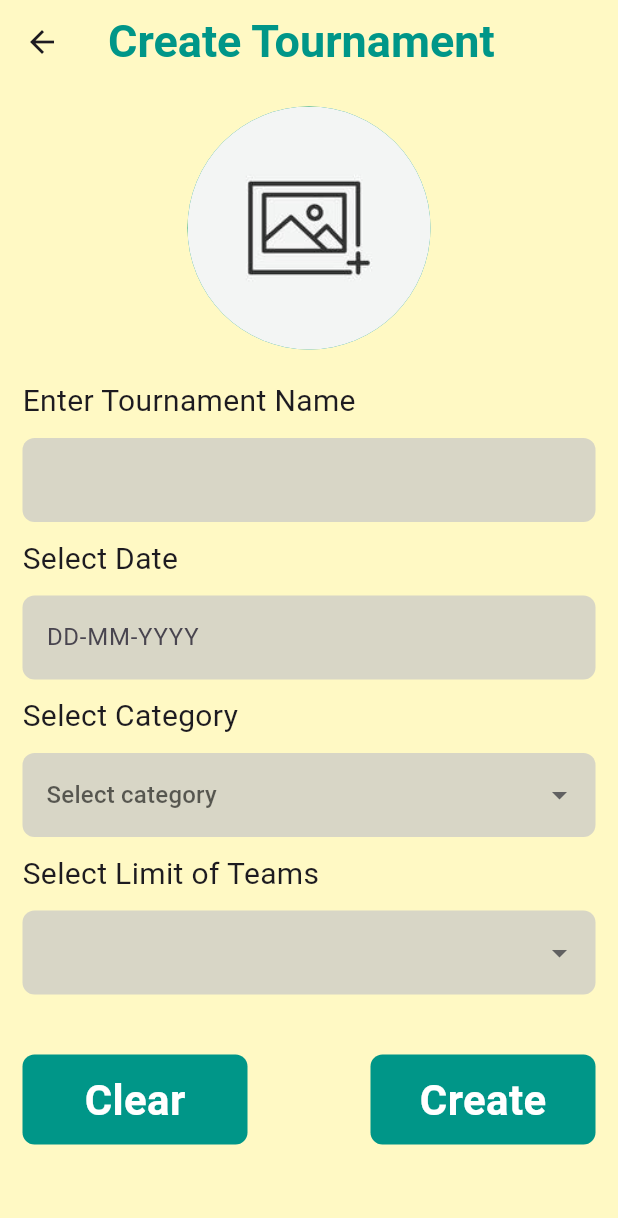
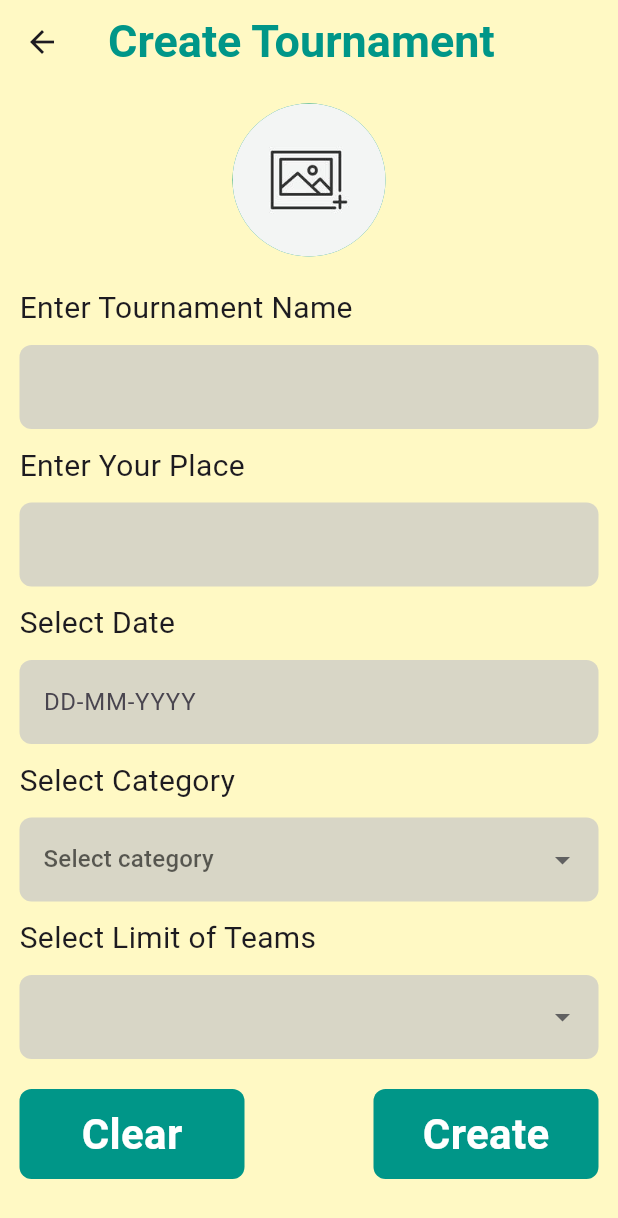
Before and after one commit to devanandhhh/tournament_app, a Flutter app: the screen it shows after launch, after a tap on "Create Tournament", on a phone screen of 412 x 824 dp. Shown: the top 1218 px of the screen. Run offline on Flutter 3.47's test engine with Material 3 defaults, Android fonts, the phone set to English and light mode, and no system bars; our stand-ins replace cloud_firestore, firebase_core, image_picker; accounts and stored records are empty.

Commit message:
add alertdialog in delete

```diff
--- a/lib/fav_screen/fav_screen.dart
+++ b/lib/fav_screen/fav_screen.dart
@@ -1,5 +1,5 @@
 import 'package:flutter/material.dart';
-import 'package:tournament_creator/screens/create_tournament/reuse_widgets/reuse_widgets.dart';
+import 'package:tournament_creator/screens/create_tounament/reuse_widgets/reuse_widgets.dart';
 
 class FavouiteScreen extends StatelessWidget {
   const FavouiteScreen({super.key});
--- a/lib/screens/a_ascreen.dart
+++ b/lib/screens/a_ascreen.dart
@@ -1,5 +1,5 @@
 import 'package:flutter/material.dart';
-//import 'package:tournament_creator/screens/create_tournament/reuse_widgets/reuse_widgets.dart';
+
 
 class DetailsOfTournament extends StatelessWidget {
   const DetailsOfTournament({super.key});
@@ -7,7 +7,7 @@ class DetailsOfTournament extends StatelessWidget {
   @override
   Widget build(BuildContext context) {
     return Scaffold(
-     // appBar:appbardecorations(name: "") ,
+
       );
   }
 }
--- a/lib/screens/create_tournament/create_tournament.dart
+++ b/lib/screens/create_tounament/create_tournament.dart
@@ -4,10 +4,10 @@ import 'package:cloud_firestore/cloud_firestore.dart';
 import 'package:flutter/material.dart';
 import 'package:image_picker/image_picker.dart';
 import 'package:intl/intl.dart';
-import 'package:tournament_creator/screens/create_tournament/reuse_widgets/reuse_widgets.dart';
+import 'package:tournament_creator/screens/create_tounament/reuse_widgets/reuse_widgets.dart';
 
 class CreateTournament extends StatefulWidget {
-  CreateTournament({super.key});
+  const CreateTournament({super.key});
 
   @override
   State<CreateTournament> createState() => _CreateTournamentState();
@@ -23,6 +23,7 @@ class _CreateTournamentState extends State<CreateTournament> {
   var categoryController = TextEditingController();
   final dateController = TextEditingController();
   var limitController = TextEditingController();
+  final placeController = TextEditingController();
   File? selectImage;
   @override
   Widget build(BuildContext context) {
@@ -33,11 +34,11 @@ class _CreateTournamentState extends State<CreateTournament> {
         child: Form(
           key: formkey,
           child: Padding(
-            padding: const EdgeInsets.all(15.0),
+            padding: const EdgeInsets.all(13.0),
             child: Column(children: [
               CircleAvatar(
                 backgroundColor: Colors.teal,
-                maxRadius: 81,
+                maxRadius: 51,
                 backgroundImage: const AssetImage('assets/addimage2.png'),
                 child: GestureDetector(
                   onTap: () async {
@@ -64,22 +65,11 @@ class _CreateTournamentState extends State<CreateTournament> {
               Column(
                 crossAxisAlignment: CrossAxisAlignment.start,
                 children: [
-                  const Text(
-                    'Enter Tournament Name',
-                    style: TextStyle(fontSize: 20, fontWeight: FontWeight.w400),
-                  ),
-                  const SizedBox(
-                    height: 10,
-                  ),
+                  hintText(hintTxt: 'Enter Tournament Name'),
+                  sizedbox10(),
                   TextFormField(
                     controller: tournamentNameController,
-                    decoration: InputDecoration(
-                        //  hintText: 'Tournament Name ',
-                        filled: true,
-                        fillColor: const Color.fromARGB(255, 216, 214, 198),
-                        border: OutlineInputBorder(
-                            borderRadius: BorderRadius.circular(8),
-                            borderSide: BorderSide.none)),
+                    decoration: inputdecorationtxtFormField(),
                     validator: (value) {
                       if (value!.isEmpty) {
                         return 'Tournament Name Required';
@@ -87,16 +77,22 @@ class _CreateTournamentState extends State<CreateTournament> {
                       return null;
                     },
                   ),
-                  const SizedBox(
-                    height: 10,
+                  sizedbox10(),
+                  hintText(hintTxt: 'Enter Your Place '),
+                  sizedbox10(),
+                  TextFormField(
+                    controller: placeController,
+                    decoration: inputdecorationtxtFormField(),
+                    validator: (value) {
+                      if (value!.isEmpty) {
+                        return 'Place is Required';
+                      }
+                      return null;
+                    },
                   ),
-                  const Text(
-                    'Select Date ',
-                    style: TextStyle(fontSize: 20, fontWeight: FontWeight.w400),
-                  ),
-                  const SizedBox(
-                    height: 10,
-                  ),
+                  sizedbox10(),
+                  hintText(hintTxt: 'Select Date'),
+                  sizedbox10(),
                   TextFormField(
                     controller: dateController,
                     onTap: () async {
@@ -130,16 +126,9 @@ class _CreateTournamentState extends State<CreateTournament> {
                       return null;
                     },
                   ),
-                  const SizedBox(
-                    height: 10,
-                  ),
-                  const Text(
-                    'Select Category ',
-                    style: TextStyle(fontSize: 20, fontWeight: FontWeight.w400),
-                  ),
-                  const SizedBox(
-                    height: 10,
-                  ),
+                  sizedbox10(),
+                  hintText(hintTxt: 'Select Category'),
+                  sizedbox10(),
                   DropdownButtonFormField(
                     //value:,
                     decoration: InputDecoration(
@@ -161,16 +150,9 @@ class _CreateTournamentState extends State<CreateTournament> {
                     },
                     hint: const Text('Select category'),
                   ),
-                  const SizedBox(
-                    height: 10,
-                  ),
-                  const Text(
-                    'Select Limit of Teams',
-                    style: TextStyle(fontSize: 20, fontWeight: FontWeight.w400),
-                  ),
-                  const SizedBox(
-                    height: 10,
-                  ),
+                  sizedbox10(),
+                  hintText(hintTxt: 'Select Limit of Teams'),
+                  sizedbox10(),
                   DropdownButtonFormField(
                     decoration: InputDecoration(
                         filled: true,
@@ -193,29 +175,20 @@ class _CreateTournamentState extends State<CreateTournament> {
                     }).toList(),
                   ),
                   const SizedBox(
-                    height: 40,
+                    height: 20,
                   ),
                   Row(
                     mainAxisAlignment: MainAxisAlignment.spaceBetween,
                     children: [
                       InkWell(
-                        onTap: () {},
-                        child: Container(
-                          height: 60,
-                          width: 150,
-                          decoration: BoxDecoration(
-                              color: Colors.teal,
-                              borderRadius: BorderRadius.circular(8)),
-                          child: const Center(
-                              child: Text(
-                            'Clear',
-                            style: TextStyle(
-                                color: Colors.white,
-                                fontSize: 28,
-                                fontWeight: FontWeight.bold),
-                          )),
-                        ),
-                      ),
+                          onTap: () {
+                            tournamentNameController.clear();
+                            dateController.clear();
+                            placeController.clear();
+                            categoryController.clear();
+                            limitController.clear();
+                          },
+                          child: containerButtonCR(txt: 'Clear')),
                       InkWell(
                           onTap: () async {
                             if (formkey.currentState!.validate()) {
@@ -231,7 +204,8 @@ class _CreateTournamentState extends State<CreateTournament> {
                               }
                               if (categoryCN == null) {
                                 messengerScaffold(
-                                  text: "Please Select Category", ctx: context);
+                                    text: "Please Select Category",
+                                    ctx: context);
                               }
                               if (limitsCN == null) {
                                 messengerScaffold(
@@ -240,8 +214,7 @@ class _CreateTournamentState extends State<CreateTournament> {
                               }
                               if (limitsCN != null &&
                                   categoryCN != null &&
-                                selectImage != null
-                               ) {
+                                  selectImage != null) {
                                 ScaffoldMessenger.of(context)
                                     .showSnackBar(const SnackBar(
                                         backgroundColor: Colors.green,
@@ -253,7 +226,9 @@ class _CreateTournamentState extends State<CreateTournament> {
                                 await FirebaseFirestore.instance
                                     .collection('tournament_details')
                                     .add({
-                                'TournamentName': tournamentNameController.text,
+                                  'TournamentName':
+                                      tournamentNameController.text,
+                                  "Place": placeController.text,
                                   "Date": dateController.text,
                                   "Category": categoryCN,
                                   "LimitOfTeam": limitsCN
@@ -261,28 +236,14 @@ class _CreateTournamentState extends State<CreateTournament> {
 
                                 tournamentNameController.clear();
                                 dateController.clear();
+                                placeController.clear();
                                 categoryController.clear();
                                 limitController.clear();
                                 Navigator.of(context).pop();
                               }
                             }
                           },
-                        child: Container(
-                          height: 60,
-                          width: 150,
-                          decoration: BoxDecoration(
-                              color: Colors.teal,
-                              borderRadius: BorderRadius.circular(8)),
-                          child: const Center(
-                              child: Text(
-                            'Create',
-                            style: TextStyle(
-                                color: Colors.white,
-                                fontSize: 28,
-                                fontWeight: FontWeight.bold),
-                          )),
-                        ),
-                      )
+                          child: containerButtonCR(txt: 'Create'))
                     ],
                   )
                 ],
--- a/lib/screens/create_tournament/reuse_widgets/reuse_widgets.dart
+++ b/lib/screens/create_tounament/reuse_widgets/reuse_widgets.dart
@@ -1,5 +1,3 @@
-
-
 import 'package:flutter/material.dart';
 
 appbardecorations({required String name}) {
@@ -7,7 +5,7 @@ appbardecorations({required String name}) {
     backgroundColor: Colors.yellow[100],
     title: Text(
       name,
-      style: TextStyle(
+      style: const TextStyle(
           color: Colors.teal, fontSize: 30, fontWeight: FontWeight.bold),
     ),
   );
@@ -47,3 +45,39 @@ messengerScaffold({required String text, required BuildContext ctx}) {
     backgroundColor: Colors.red,
   ));
 }
+
+sizedbox10() {
+  return const SizedBox(
+    height: 10,
+  );
+}
+
+containerButtonCR({required String txt}) {
+  return Container(
+    height: 60,
+    width: 150,
+    decoration: BoxDecoration(
+        color: Colors.teal, borderRadius: BorderRadius.circular(8)),
+    child: Center(
+        child: Text(
+      txt,
+      style: const TextStyle(
+          color: Colors.white, fontSize: 28, fontWeight: FontWeight.bold),
+    )),
+  );
+}
+
+hintText({required String hintTxt}) {
+  return Text(
+    hintTxt,
+    style: const TextStyle(fontSize: 20, fontWeight: FontWeight.w400),
+  );
+}
+
+inputdecorationtxtFormField() {
+  return InputDecoration(
+      filled: true,
+      fillColor: const Color.fromARGB(255, 216, 214, 198),
+      border: OutlineInputBorder(
+          borderRadius: BorderRadius.circular(8), borderSide: BorderSide.none));
+}
--- a/lib/screens/home/home_screen.dart
+++ b/lib/screens/home/home_screen.dart
@@ -1,8 +1,8 @@
 import 'package:flutter/material.dart';
 import 'package:tournament_creator/fav_screen/fav_screen.dart';
+import 'package:tournament_creator/screens/create_tounament/create_tournament.dart';
+import 'package:tournament_creator/screens/create_tounament/reuse_widgets/reuse_widgets.dart';
 import 'package:tournament_creator/screens/list_Tournament/list_tournify.dart';
-import 'package:tournament_creator/screens/create_tournament/create_tournament.dart';
-import 'package:tournament_creator/screens/create_tournament/reuse_widgets/reuse_widgets.dart';
 import 'package:tournament_creator/screens/home/reuse_widgets/refactoring.dart';
 import 'package:tournament_creator/screens/search_Screen/search_screen.dart';
 
@@ -17,91 +17,63 @@ class HomeScreen extends StatelessWidget {
         crossAxisAlignment: CrossAxisAlignment.start,
         children: [
           Padding(
-            padding: EdgeInsets.all(38.0),
+            padding: const EdgeInsets.all(38.0),
             child: Row(
                 mainAxisAlignment: MainAxisAlignment.spaceBetween,
                 children: [
-                  Text(
-                    'Tournament Creator',
-                    style: TextStyle(
-                        color: Colors.teal,
-                        fontWeight: FontWeight.bold,
-                        fontSize: 27),
-                  ),
+                  headingtext(text: 'Tournament Creator'),
                   InkWell(
                     onTap: () {
-                      Navigator.push(
-                          context,
-                          MaterialPageRoute(
-                              builder: (ctx) => FavouiteScreen()));
+                      navigatorPush(
+                          ctx: context, screen: const FavouiteScreen());
                     },
-                    child: Icon(
-                      Icons.favorite_border,
-                      size: 30,
-                    ),
+                    child: iconSize30(icondata: Icons.favorite_border),
                   )
                 ]),
           ),
           Padding(
-              padding: EdgeInsets.all(30.0),
+              padding: const EdgeInsets.all(30.0),
               child: InkWell(
                 onTap: () {
-                  Navigator.push(context,
-                      MaterialPageRoute(builder: (ctx) => SearchScreen()));
+                  navigatorPush(ctx: context, screen: const SearchScreen());
                 },
                 child: searchbarContainer(searchIteam: "Search"),
               )),
-          Padding(
-            padding: const EdgeInsets.all(34.0),
+          const Padding(
+              padding: EdgeInsets.all(34.0),
               child: Text(
-              'Hello!',
+                ' Hello!',
                 style: TextStyle(
                   color: Colors.teal,
                   fontSize: 50,
                   fontWeight: FontWeight.bold,
                 ),
-            ),
-          ),
+              )),
           Expanded(
               child: Container(
             width: 400,
             height: 400,
-            decoration: BoxDecoration(
-                color: Colors.teal,
-                borderRadius: BorderRadius.only(
-                    topLeft: Radius.circular(58),
-                    topRight: Radius.circular(58))),
+            decoration: tealclrbox(),
             child: SingleChildScrollView(
               child: Column(
                   crossAxisAlignment: CrossAxisAlignment.center,
                   children: [
-                    SizedBox(
-                      height: 70,
-                    ),
+                    sizedbox70(),
                     bgblacktext(text1: 'All out'),
                     bgblacktext(text1: 'All game'),
                     bgblacktext(text1: 'All Season'),
-                    SizedBox(
-                      height: 80,
-                    ),
+                    sizedbox70(),
                     InkWell(
                       onTap: () {
-                        Navigator.push(
-                            context,
-                            MaterialPageRoute(
-                                builder: (ctx) => CreateTournament()));
+                        navigatorPush(ctx: context, screen: CreateTournament());
                       },
                       child: containerButtons(name: "Create Tournament"),
                     ),
-                    SizedBox(
-                      height: 30,
-                    ),
+                   sizedbox30(),
                     InkWell(
                       onTap: () {
-                        Navigator.push(
-                            context,
-                            MaterialPageRoute(
-                                builder: (ctx) => TournmentList()));
+                        navigatorPush(
+                            ctx: context, screen: const TournmentList());
                       },
                       child: containerButtons(name: 'Tournament List'),
                     )
--- a/lib/screens/home/reuse_widgets/refactoring.dart
+++ b/lib/screens/home/reuse_widgets/refactoring.dart
@@ -20,6 +20,41 @@ containerButtons({required String name}) {
       width: 300,
       height: 58,
       decoration: BoxDecoration(
-          color: Color.fromARGB(255, 216, 214, 198),
+          color:const Color.fromARGB(255, 216, 214, 198),
           borderRadius: BorderRadius.circular(5)));
 }
+
+headingtext({required String text}) {
+  return Text(
+    text,
+    style:const TextStyle(
+        color: Colors.teal, fontWeight: FontWeight.bold, fontSize: 27),
+  );
+}
+
+iconSize30({required IconData icondata}) {
+  return Icon(
+    icondata,
+    size: 30,
+  );
+}
+
+navigatorPush({required BuildContext ctx, required screen}) {
+  return Navigator.push(ctx, MaterialPageRoute(builder: (ctx) => screen));
+}
+
+sizedbox70() {
+  return const SizedBox(
+    height: 70,
+  );
+}
+sizedbox30(){
+  return const SizedBox(height: 30,);
+}
+
+tealclrbox() {
+  return const BoxDecoration(
+      color: Colors.teal,
+      borderRadius: BorderRadius.only(
+          topLeft: Radius.circular(58), topRight: Radius.circular(58)));
+}
--- a/lib/screens/list_Tournament/list_tournify.dart
+++ b/lib/screens/list_Tournament/list_tournify.dart
@@ -1,6 +1,6 @@
 import 'package:cloud_firestore/cloud_firestore.dart';
 import 'package:flutter/material.dart';
-import 'package:tournament_creator/screens/create_tournament/reuse_widgets/reuse_widgets.dart';
+import 'package:tournament_creator/screens/create_tounament/reuse_widgets/reuse_widgets.dart';
 import 'package:tournament_creator/screens/list_Tournament/widgets/reuse.dart';
 
 class TournmentList extends StatefulWidget {
@@ -82,26 +82,54 @@ class _TournmentListState extends State<TournmentList> {
                                               dateController.clear();
 
                                               Navigator.of(context).pop();
-                                              print('data edited sucessfully ');
+                                              print('Data edited sucessfully ');
                                               ScaffoldMessenger.of(context)
-                                                  .showSnackBar(SnackBar(
-                                                      content: Text(
-                                                          'Updated data Sucessfully '),backgroundColor: Colors.green,));
+                                                  .showSnackBar(const SnackBar(
+                                                content: Text(
+                                                    'Updated data Sucessfully '),
+                                                backgroundColor: Colors.green,
+                                              ));
                                             },
                                             child: const Text('Save'))
                                       ],
                                     );
                                   });
                             },
-                            icon: Icon(Icons.edit)),
+                            icon: const Icon(Icons.edit)),
                         IconButton(
-                          icon: Icon(Icons.delete),
-                          onPressed: () async {
-                            await FirebaseFirestore.instance
-                                .collection('tournament_details')
-                                .doc(docs.id)
-                                .delete();
+                          icon:const Icon(Icons.delete),
+                          onPressed: () {
+                            showDialog(
+                                context: context,
+                                builder: ((BuildContext context) => AlertDialog(
+                                      title: const Text('Delete Tournament'),
+                                      content: Text(
+                                          'Are you sure you want to delete?'),
+                                      actions: [
+                                        TextButton(
+                                            onPressed: () {
+                                              Navigator.of(context).pop();
+                                            },
+                                            child: Text('Cancel')),
+                                        TextButton(
+                                            onPressed: () async {
+                                              Navigator.of(context).pop();
+                                              await FirebaseFirestore.instance
+                                                  .collection(
+                                                      'tournament_details')
+                                                  .doc(docs.id)
+                                                  .delete();
+
+                                              ScaffoldMessenger.of(context)
+                                                  .showSnackBar(const SnackBar(
+                                                      content: Text(
+                                                          'Delete Successfully')));
+                                            },
+                                            child: Text('Ok'))
+                                      ],
+                                    )));
                           },
+
                         ),
                       ],
                     ),
--- a/lib/screens/search_Screen/search_screen.dart
+++ b/lib/screens/search_Screen/search_screen.dart
@@ -1,5 +1,5 @@
 import 'package:flutter/material.dart';
-import 'package:tournament_creator/screens/create_tournament/reuse_widgets/reuse_widgets.dart';
+import 'package:tournament_creator/screens/create_tounament/reuse_widgets/reuse_widgets.dart';
 import 'package:tournament_creator/screens/search_Screen/widgets/reuse_widgets.dart';
 
 class SearchScreen extends StatelessWidget {
```
Lines whose indentation alone changed are shown as unchanged.
